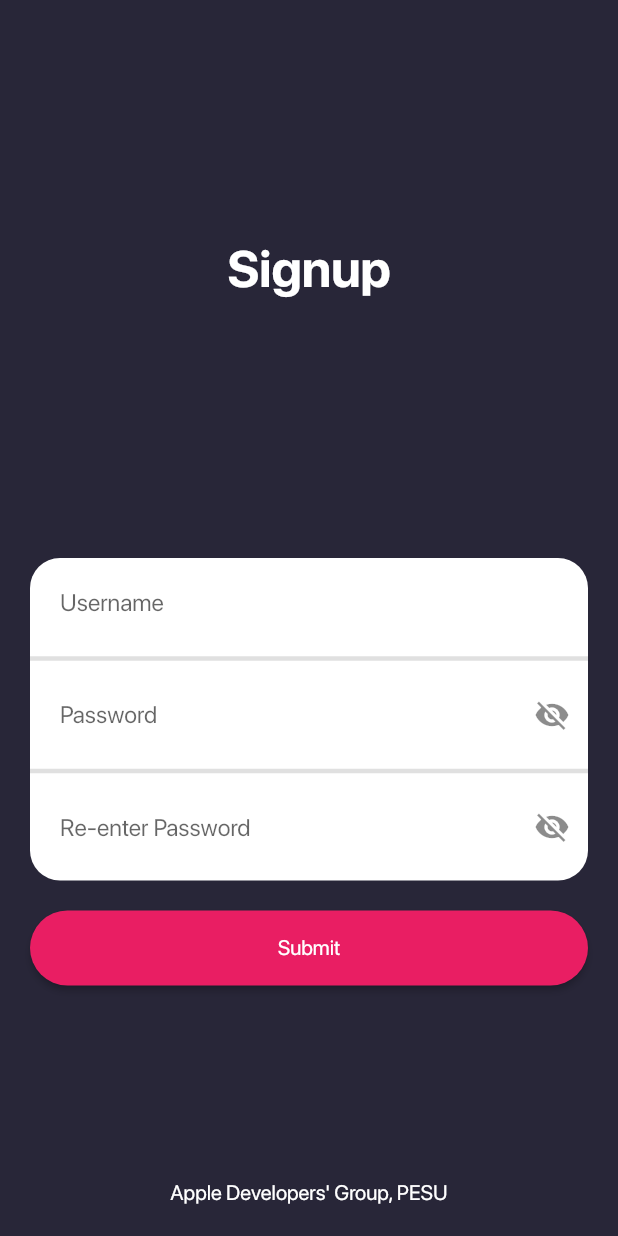
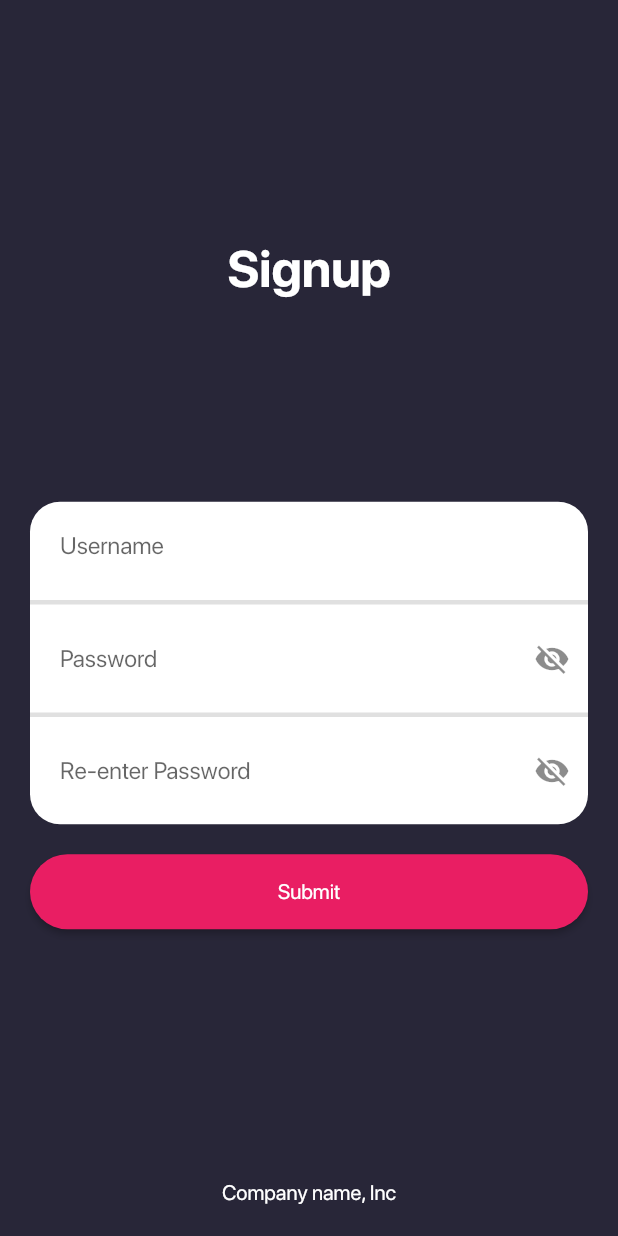
Before and after one commit to 0xcabrex/login_ui, a Flutter app: the SignupPage screen opened directly, on a phone screen of 412 x 824 dp. Run offline on Flutter 3.47's test engine with Material 2 defaults, Android fonts, the phone set to English and light mode, and no system bars; project files that could hold a hidden picture were left out.

Commit message:
Minor Changes

```diff
--- a/lib/main.dart
+++ b/lib/main.dart
@@ -47,7 +47,7 @@ class MyApp extends StatelessWidget {
             child: Container(
               padding: EdgeInsets.all(20),
               child: Text(
-                "Apple Developers' Group, PESU",
+                "Company name, Inc",
                 style: TextStyle(color: Colors.white),
                 textAlign: TextAlign.center,
               ),
@@ -327,7 +327,7 @@ class _SignupPage extends State<SignupPage> {
           child: Container(
             padding: EdgeInsets.all(20),
             child: Text(
-              "Apple Developers' Group, PESU",
+              "Company name, Inc",
               style: TextStyle(color: Colors.white),
               textAlign: TextAlign.center,
             ),
@@ -396,10 +396,16 @@ class _SignupPageContent extends State<SignupPageContent> {
       child: Column(
         crossAxisAlignment: CrossAxisAlignment.center,
         children: <Widget>[
+          // Sized Box
+          SizedBox(
+            height: 37.5,
+            width: 400,
+          ),
+
           // Signup Text
           Center(
             child: Container(
-              height: 320,
+              height: 245,
               width: 400,
               alignment: Alignment.center,
               child: Text(
```
Also changed, not shown: 1 other file.
